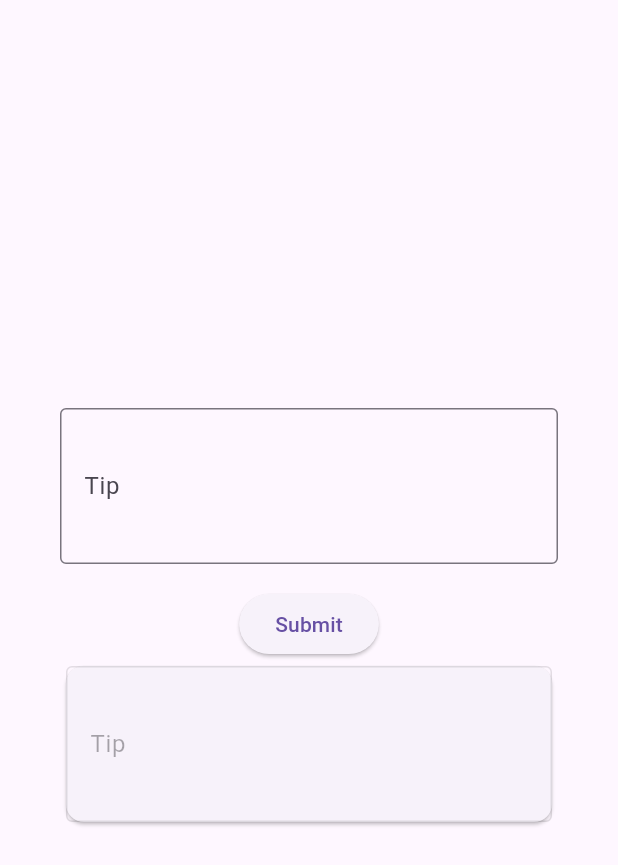
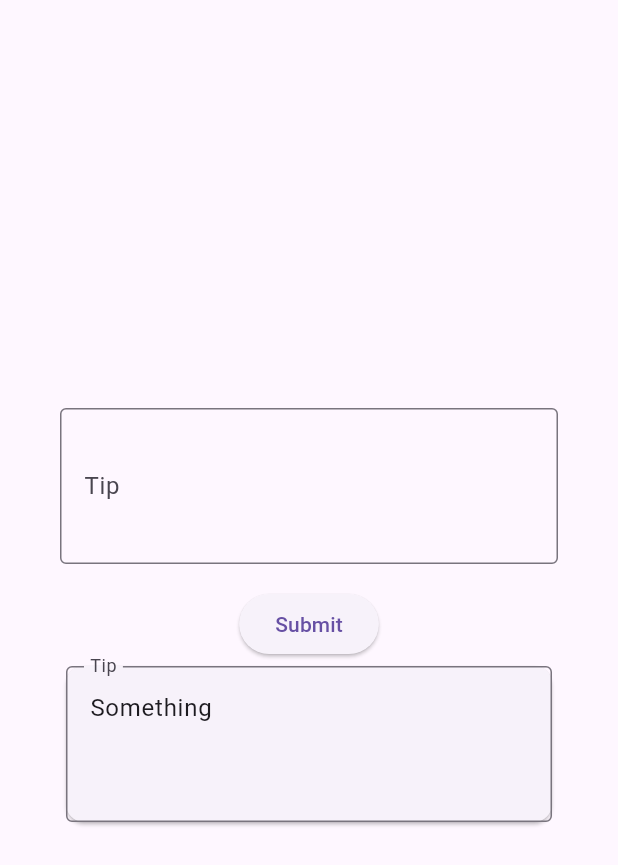
Before and after one commit to abdulwahababdal/Meditation-App, a Flutter app: the screen it shows after launch, on a phone screen of 412 x 824 dp. Shown: the top 865 px of the screen. Run offline on Flutter 3.47's test engine with Material 3 defaults, Android fonts, the phone set to English and light mode, and no system bars; our stand-ins replace dio, image_picker.

Commit message:
fixed it

```diff
--- a/lib/widgets/tip_card.dart
+++ b/lib/widgets/tip_card.dart
@@ -12,8 +12,9 @@ class TipCard extends StatelessWidget {
       child: Column(
         children: [
           TextFormField(
-            enabled: false,
+            readOnly: true,
             maxLines: 3,
+            initialValue: "Something",
             decoration: const InputDecoration(
               labelText: "Tip",
               hintText: "something",
```
